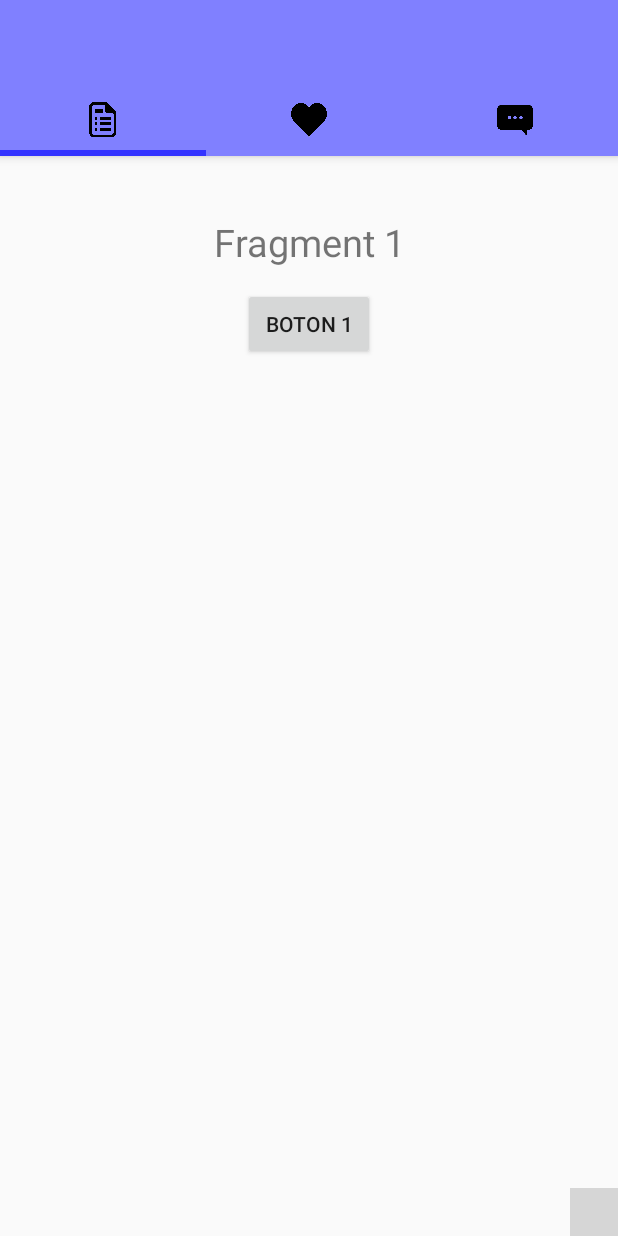
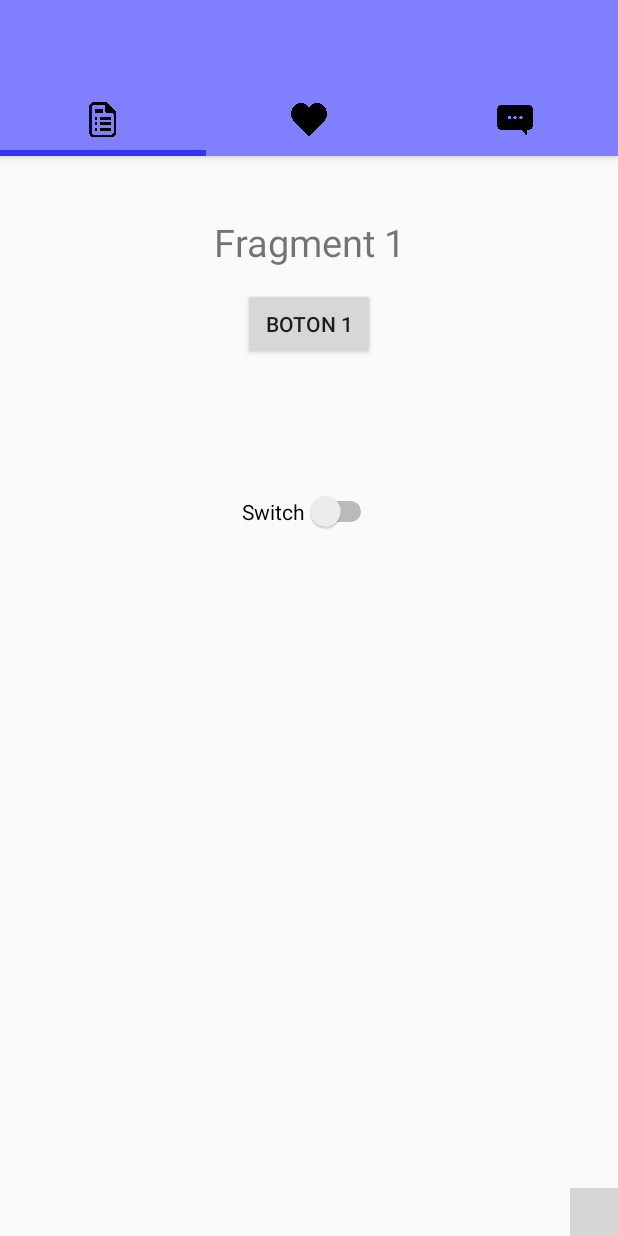
Before and after one commit to darashc6/DocPocket, an Android app: the screen it shows after launch (MainActivity), on a phone screen of 412 x 824 dp. Run offline under Robolectric (Android 15) with nearby library versions, the phone set to English and light mode, and no system bars; plain views replace FabSpeedDial; grey boxes are pictures that could not be loaded.

Commit message:
Nada de nada

```diff
--- a/app/src/main/java/es/losinutiles/docpocket/TabFavoritos.java
+++ b/app/src/main/java/es/losinutiles/docpocket/TabFavoritos.java
@@ -1,31 +1,33 @@
 package es.losinutiles.docpocket;
 
+import android.graphics.Color;
 import android.os.Bundle;
 import android.view.LayoutInflater;
 import android.view.View;
 import android.view.ViewGroup;
 import android.widget.Button;
+import android.widget.Switch;
 import android.widget.Toast;
 
 import androidx.annotation.NonNull;
 import androidx.annotation.Nullable;
+import androidx.constraintlayout.widget.ConstraintLayout;
 import androidx.fragment.app.Fragment;
 
 public class TabFavoritos extends Fragment {
     private Button boton2;
-
     @Nullable
     @Override
     public View onCreateView(@NonNull LayoutInflater inflater, @Nullable ViewGroup container, @Nullable Bundle savedInstanceState) {
         View view = inflater.inflate(R.layout.fragment_tab_favoritos, container, false);
         boton2 = view.findViewById(R.id.boton2);
-
         boton2.setOnClickListener(new View.OnClickListener() {
             @Override
             public void onClick(View v) {
                 Toast.makeText(getActivity(), "Ha hecho clic en el boton del fragmento 1", Toast.LENGTH_SHORT).show();
             }
         });
+
         return view;
     }
 }
--- a/app/src/main/java/es/losinutiles/docpocket/TabHistorial.java
+++ b/app/src/main/java/es/losinutiles/docpocket/TabHistorial.java
@@ -1,31 +1,42 @@
 package es.losinutiles.docpocket;
 
+import android.graphics.Color;
+import android.graphics.ColorSpace;
 import android.os.Bundle;
 import android.view.LayoutInflater;
 import android.view.View;
 import android.view.ViewGroup;
 import android.widget.Button;
+import android.widget.Switch;
+import android.widget.TextView;
 import android.widget.Toast;
 
 import androidx.annotation.NonNull;
 import androidx.annotation.Nullable;
+import androidx.appcompat.app.AppCompatDelegate;
+import androidx.constraintlayout.widget.ConstraintLayout;
+import androidx.core.app.ActivityCompat;
 import androidx.fragment.app.Fragment;
+import androidx.viewpager.widget.ViewPager;
 
 public class TabHistorial extends Fragment {
     private Button boton1;
+    private Switch botonSwitch;
 
     @Nullable
     @Override
-    public View onCreateView(@NonNull LayoutInflater inflater, @Nullable ViewGroup container, @Nullable Bundle savedInstanceState) {
+    public View onCreateView(@NonNull final LayoutInflater inflater, @Nullable final ViewGroup container, @Nullable Bundle savedInstanceState) {
         View view = inflater.inflate(R.layout.fragment_tab_historial, container, false);
         boton1 = view.findViewById(R.id.boton1);
-
+        botonSwitch=view.findViewById(R.id.botonSwitch);
         boton1.setOnClickListener(new View.OnClickListener() {
             @Override
             public void onClick(View v) {
                 Toast.makeText(getActivity(), "Ha hecho clic en el boton del fragmento 1", Toast.LENGTH_SHORT).show();
             }
+
         });
         return view;
     }
+
 }
--- a/app/src/main/res/layout/activity_main.xml
+++ b/app/src/main/res/layout/activity_main.xml
@@ -4,6 +4,7 @@
     xmlns:tools="http://schemas.android.com/tools"
     android:layout_width="match_parent"
     android:layout_height="match_parent"
+    android:id="@+id/layout1"
     android:orientation="vertical">
 
     <com.google.android.material.appbar.AppBarLayout
@@ -31,7 +32,14 @@
         android:id="@+id/viewPager"
         android:layout_width="match_parent"
         android:layout_height="match_parent"
-        app:layout_behavior="@string/appbar_scrolling_view_behavior" />
+        app:layout_behavior="@string/appbar_scrolling_view_behavior" >
+
+        <Button
+            android:id="@+id/button"
+            android:layout_width="wrap_content"
+            android:layout_height="wrap_content"
+            android:text="Button" />
+    </androidx.viewpager.widget.ViewPager>
 
     <io.github.yavski.fabspeeddial.FabSpeedDial
         android:layout_width="wrap_content"
--- a/app/src/main/res/layout/fragment_tab_favoritos.xml
+++ b/app/src/main/res/layout/fragment_tab_favoritos.xml
@@ -2,6 +2,7 @@
 <androidx.constraintlayout.widget.ConstraintLayout xmlns:android="http://schemas.android.com/apk/res/android"
     android:layout_width="match_parent"
     android:layout_height="match_parent"
+    android:id="@+id/fragment1"
     xmlns:app="http://schemas.android.com/apk/res-auto"
     android:orientation="vertical">
 
--- a/app/src/main/res/layout/fragment_tab_historial.xml
+++ b/app/src/main/res/layout/fragment_tab_historial.xml
@@ -1,6 +1,7 @@
 <?xml version="1.0" encoding="utf-8"?>
 <androidx.constraintlayout.widget.ConstraintLayout xmlns:android="http://schemas.android.com/apk/res/android"
     xmlns:app="http://schemas.android.com/apk/res-auto"
+    xmlns:tools="http://schemas.android.com/tools"
     android:layout_width="match_parent"
     android:layout_height="match_parent"
     android:orientation="vertical">
@@ -26,4 +27,14 @@
         app:layout_constraintHorizontal_bias="0.5"
         app:layout_constraintStart_toStartOf="parent"
         app:layout_constraintTop_toTopOf="parent" />
+
+    <Switch
+        android:id="@+id/botonSwitch"
+        android:layout_width="wrap_content"
+        android:layout_height="wrap_content"
+        android:layout_marginTop="87dp"
+        android:text="Switch"
+        app:layout_constraintEnd_toEndOf="parent"
+        app:layout_constraintStart_toStartOf="parent"
+        app:layout_constraintTop_toBottomOf="@+id/boton1" />
 </androidx.constraintlayout.widget.ConstraintLayout>
--- a/app/src/main/res/values/colors.xml
+++ b/app/src/main/res/values/colors.xml
@@ -4,4 +4,5 @@
     <color name="colorPrimaryDark">#00574B</color>
     <color name="colorAccent">#D81B60</color>
     <color name="colorIndicadorTab">#3333ff</color>
+    <color name="modoOscuro">#252850</color>
 </resources>
```
Also changed, not shown: app/src/main/java/es/losinutiles/docpocket/MainActivity.java (+6 -2 lines).
